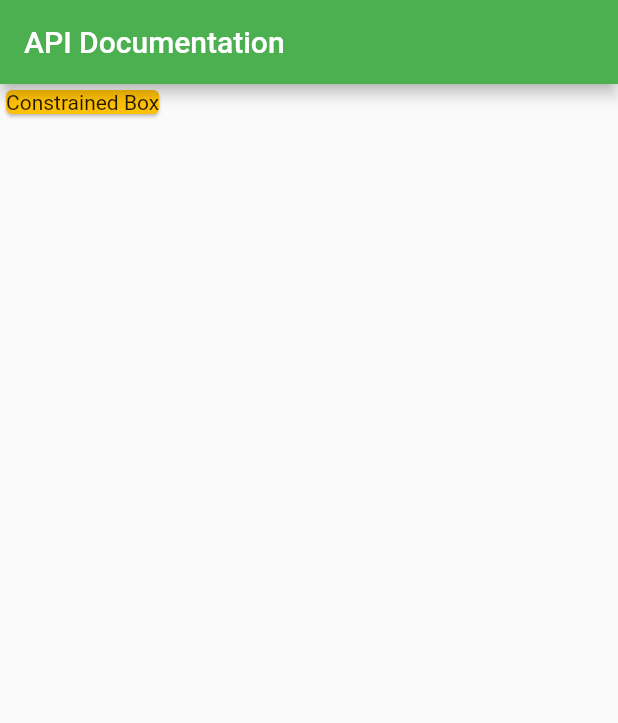
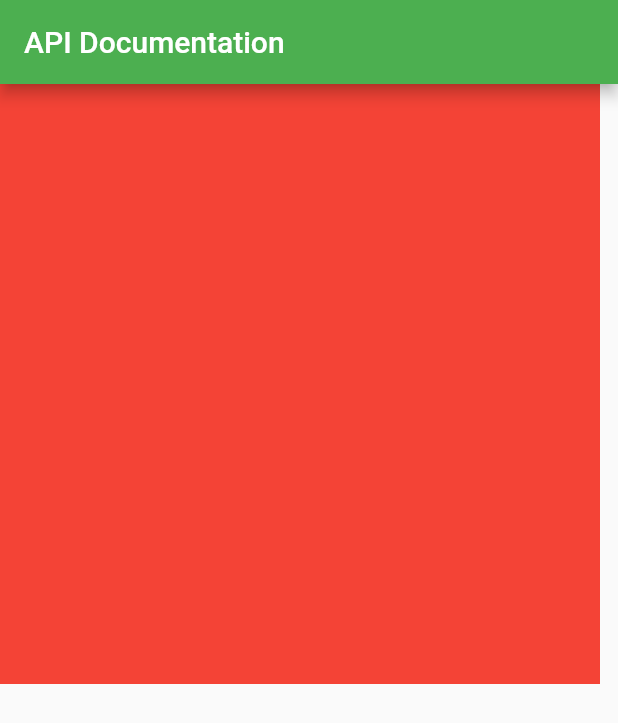
Before and after one commit to xiaoRoy/parcitcal-flutter, a Flutter app: the screen it shows after launch, on a phone screen of 412 x 824 dp. Shown: the top 723 px of the screen. Run offline on Flutter 3.47's test engine with Material 2 defaults, Android fonts, the phone set to English and light mode, and no system bars.

Commit message:
Setup sized box documentation.

```diff
--- a/chap1/hello_world/lib/flutter/api_documentation/api_doucmentation.dart
+++ b/chap1/hello_world/lib/flutter/api_documentation/api_doucmentation.dart
@@ -4,18 +4,21 @@ import 'package:flutter/material.dart';
 import 'package:hello_world/flutter/api_documentation/constrained_box.dart';
 import 'package:hello_world/flutter/api_documentation/dropdown.dart';
 import 'package:hello_world/flutter/api_documentation/row.dart';
+import 'package:hello_world/flutter/api_documentation/sized_box.dart';
 import 'package:hello_world/flutter/api_documentation/text_field.dart';
-import 'package:hello_world/flutter/code_lab/sized_box_demostration.dart';
+import 'package:hello_world/flutter/code_lab/sized_box_demonstration.dart';
 
 class ApiDocumentation extends StatelessWidget {
 
   @override
   Widget build(BuildContext context) {
+
     return Scaffold(
       appBar: AppBar(title: Text('API Documentation'),),
       // body: SizedBoxDemonstration(),
       // body: TextFieldEditingControllerDemonstration(),
-      body: ConstrainedBoxDemonstration(),
+      // body: ConstrainedBoxDemonstration(),
+      body: SizedBoxDocumentation(),
     );
   }
 }
--- /dev/null
+++ b/chap1/hello_world/lib/flutter/api_documentation/sized_box.dart
@@ -0,0 +1,18 @@
+
+
+import 'package:flutter/material.dart';
+
+class SizedBoxDocumentation extends StatelessWidget {
+
+  @override
+  Widget build(BuildContext context) {
+
+    return SizedBox(
+      width: 400,
+      height: 400,
+      child: Container(
+        color: Colors.red,
+      ),
+    );
+  }
+}
--- a/chap1/hello_world/lib/main.dart
+++ b/chap1/hello_world/lib/main.dart
@@ -1,6 +1,7 @@
 import 'package:flutter/material.dart';
 import 'package:hello_world/beginning/chap6/row_and_columm.dart';
 import 'package:hello_world/flutter/api_documentation/api_doucmentation.dart';
+import 'package:hello_world/flutter/api_documentation/sized_box.dart';
 import 'package:hello_world/flutter/navigation/navigation_arguments.dart';
 import 'package:hello_world/flutter/navigation/navigation_main.dart';
 import 'package:hello_world/prgramming_flutter/chap_1/ripple_button.dart';
@@ -12,6 +13,7 @@ import 'flutter/navigation/navigation_animation.dart';
 
 void main() {
   runApp(MyApp());
+  // runApp(SizedBoxDocumentation());
 }
 
 class MyApp extends StatelessWidget {
```
Also changed, not shown: chap1/hello_world/lib/flutter/code_lab/sized_box_demonstration.dart (renamed from chap1/hello_world/lib/flutter/code_lab/sized_box_demostration.dart).
